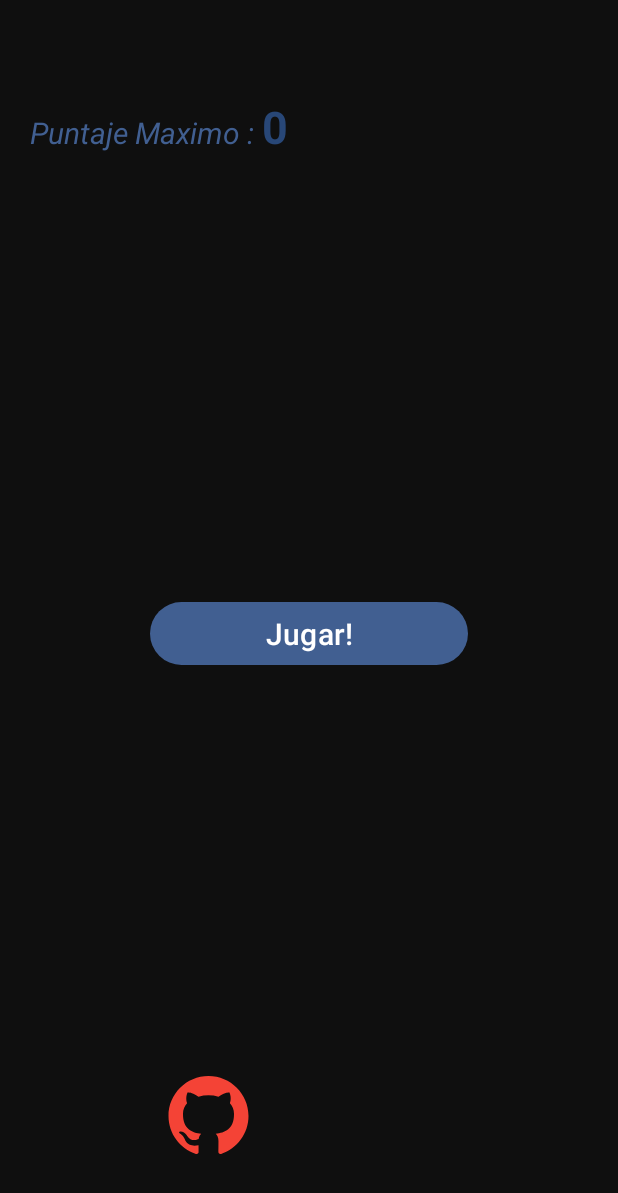
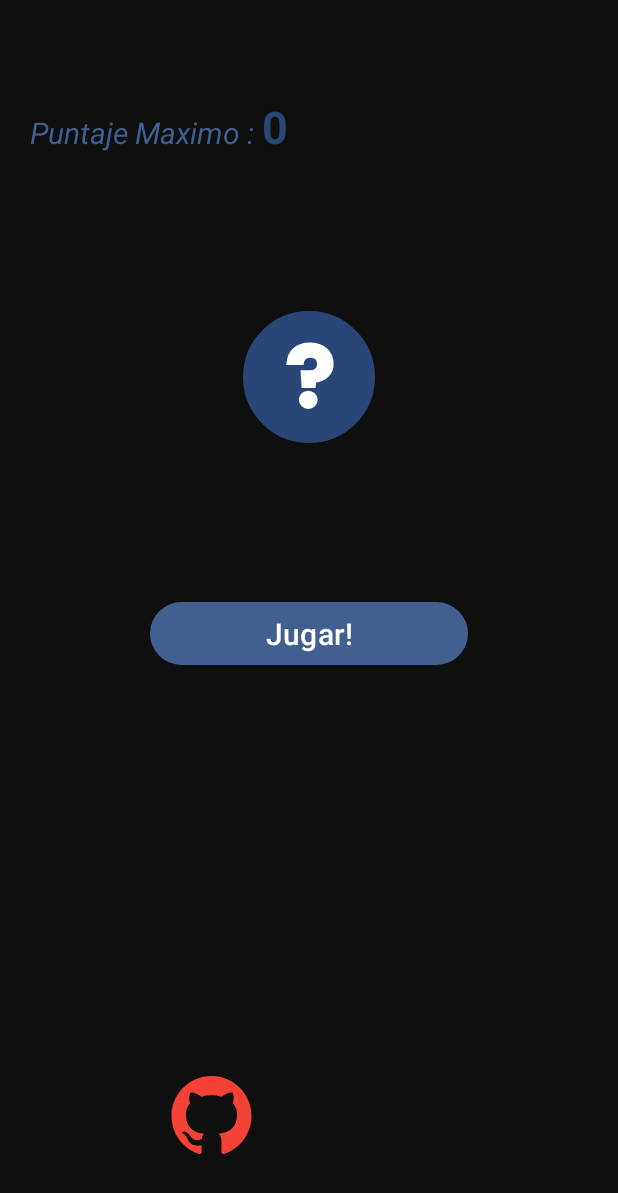
Before and after one commit to vinybazterrica/trivia2, an Android app built with Jetpack Compose: the screen it shows after launch (MainActivity), on a phone screen of 412 x 824 dp. Shown: the top 1193 px of the screen. Run offline under Robolectric (Android 15) with nearby library versions, the phone set to English and light mode, and no system bars.

Commit message:
feat: Add Lottie animation to main screen
This commit introduces a Lottie animation to the main screen for an improved visual experience.

Key changes:
- **`activity_main.xml`:**
    - Added a `LottieAnimationView` to display an animated logo.
- **`MainActivity.kt`:**
    - Implemented `showLottieLogo()` to load and play the Lottie animation.
- **`raw/ic_lottie_question.json`:**
    - Added the new JSON file for the question mark Lottie animation.

```diff
--- a/app/src/main/java/com/viny/trivia2/activities/MainActivity.kt
+++ b/app/src/main/java/com/viny/trivia2/activities/MainActivity.kt
@@ -17,6 +17,7 @@ class MainActivity : BaseActivity() {
         binding = ActivityMainBinding.inflate(layoutInflater)
         setContentView(binding.root)
         setMaxScore()
+        showLottieLogo()
         showSocialButtons()
         setListener()
     }
@@ -49,6 +50,11 @@ class MainActivity : BaseActivity() {
         setListener()
     }
 
+    private fun showLottieLogo(){
+        binding.lottieLogo.setAnimation(R.raw.ic_lottie_question)
+        binding.lottieLogo.playAnimation()
+    }
+
 
     override fun onResume() {
         super.onResume()
--- a/app/src/main/res/layout/activity_main.xml
+++ b/app/src/main/res/layout/activity_main.xml
@@ -36,6 +36,22 @@
             app:layout_constraintStart_toEndOf="@+id/tvScoreTitle"
             tools:text="200" />
     </LinearLayout>
+
+    <FrameLayout
+        android:id="@+id/frameLogo"
+        android:layout_width="wrap_content"
+        android:layout_height="wrap_content"
+        app:layout_constraintStart_toStartOf="parent"
+        app:layout_constraintEnd_toEndOf="parent"
+        app:layout_constraintTop_toBottomOf="@+id/linearPoints"
+        app:layout_constraintBottom_toTopOf="@+id/linearButtons">
+
+        <com.airbnb.lottie.LottieAnimationView
+            android:id="@+id/lottieLogo"
+            android:layout_width="wrap_content"
+            android:layout_height="wrap_content"
+            app:lottie_loop="true"/>
+    </FrameLayout>
 
     <LinearLayout
         android:id="@+id/linearButtons"
@@ -80,7 +96,6 @@
             android:id="@+id/lavLinkedin"
             android:layout_width="0dp"
             android:layout_weight="1"
-            android:layout_marginEnd="8dp"
             android:layout_height="100dp"/>
     </LinearLayout>
 </androidx.constraintlayout.widget.ConstraintLayout>
```
Also changed, not shown: app/src/main/res/raw/ic_lottie_question.json (added, +1 -0 lines).
